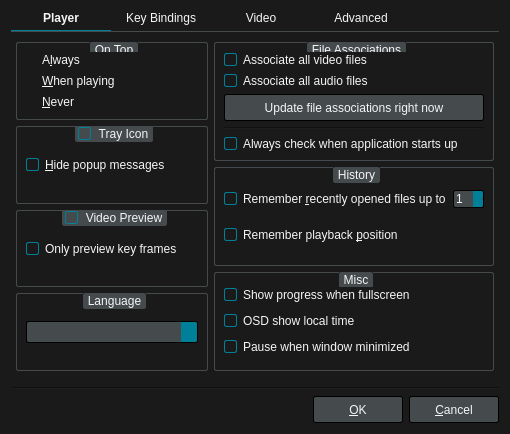
Old version of the form src/splayer/ui/preferencesdialog.ui in the repository cloudskytian/sugoi-player-deprecated.
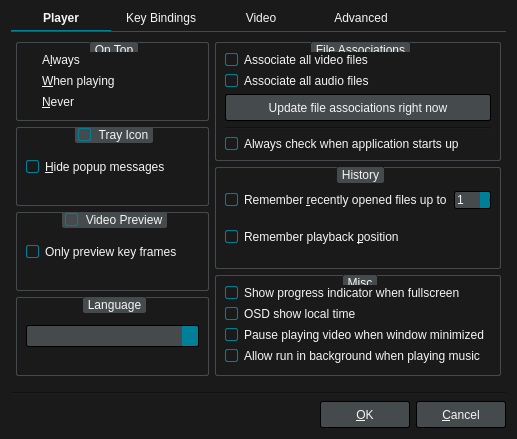
New version of the form. Icons and pictures are not drawn.

```diff
--- a/src/splayer/ui/preferencesdialog.ui
+++ b/src/splayer/ui/preferencesdialog.ui
@@ -6,8 +6,8 @@
    <rect>
     <x>0</x>
     <y>0</y>
-    <width>510</width>
-    <height>434</height>
+    <width>517</width>
+    <height>439</height>
    </rect>
   </property>
   <property name="windowTitle">
@@ -455,7 +455,7 @@
                  <number>1</number>
                 </property>
                 <property name="maximum">
-                 <number>50</number>
+                 <number>100</number>
                 </property>
                </widget>
               </item>
@@ -483,7 +483,7 @@
             <item>
              <widget class="QCheckBox" name="showFullscreenIndicatorCheckBox">
               <property name="text">
-               <string>Show progress when fullscreen</string>
+               <string>Show progress indicator when fullscreen</string>
               </property>
              </widget>
             </item>
@@ -497,7 +497,17 @@
             <item>
              <widget class="QCheckBox" name="pauseWhenMinimizedCheckBox">
               <property name="text">
-               <string>Pause when window minimized</string>
+               <string>Pause playing video when window minimized</string>
+              </property>
+             </widget>
+            </item>
+            <item>
+             <widget class="QCheckBox" name="backgroundNotAskCheckBox">
+              <property name="toolTip">
+               <string>If you disable this, there will always be a message box asking you wether to run in background or not when you close SPlayer while it is playing music.</string>
+              </property>
+              <property name="text">
+               <string>Allow run in background when playing music</string>
               </property>
              </widget>
             </item>
```
Left out of the diff: 6 changed lines with no effect on the pictures.
